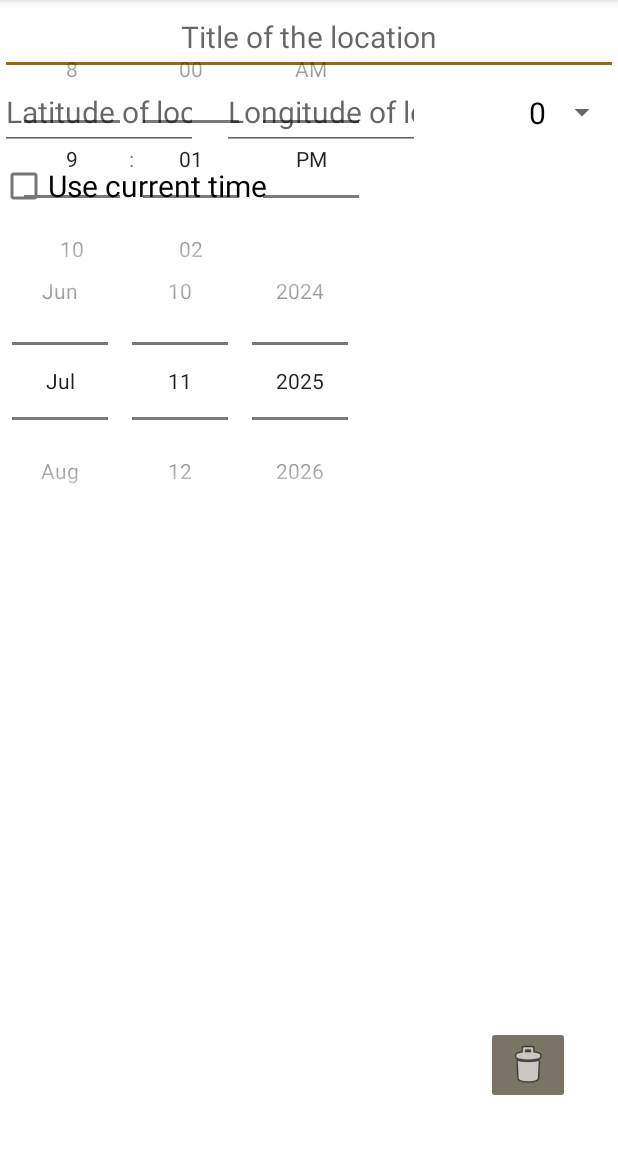
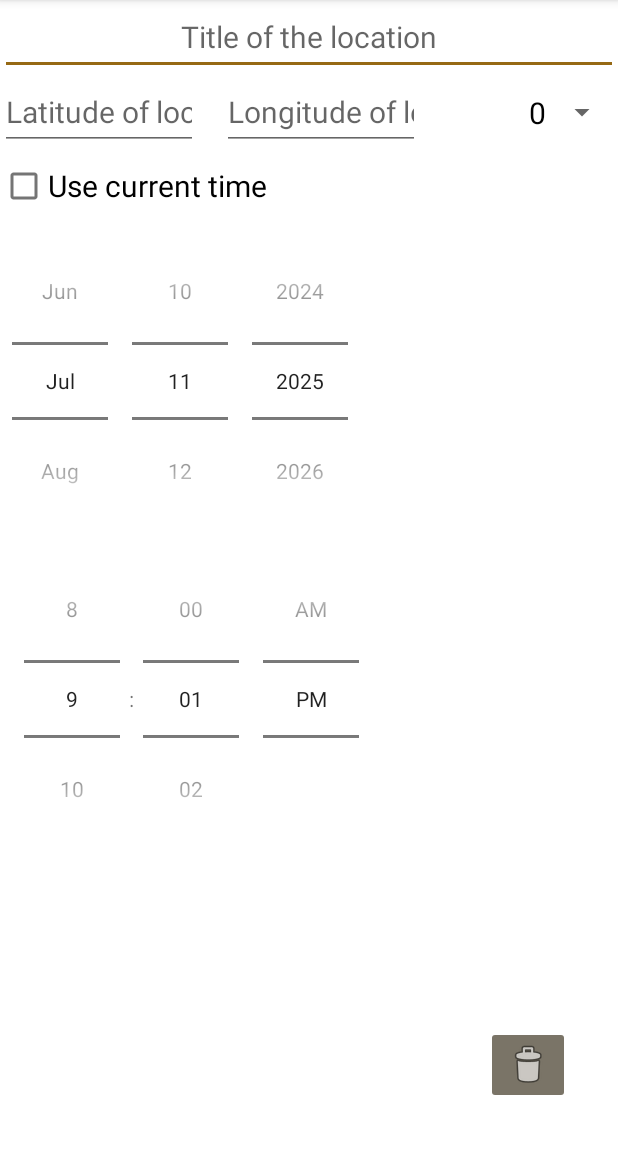
Before and after one commit to PhotoKevin/Natural-Light, an Android app: the fragment EditLocationFragment shown on its own in the app's theme, on a phone screen of 412 x 824 dp, the part 84-1236 px from its top. Run offline under Robolectric (Android 15) with nearby library versions, the phone set to English and light mode, and no system bars; libraries missing offline, so code that uses them is left out: org.osmdroid.util; 4 statements that could not run were skipped.

Commit message:
Android missed this reference until a full build

```diff
--- a/app/src/main/res/layout/edit_location_fragment.xml
+++ b/app/src/main/res/layout/edit_location_fragment.xml
@@ -88,7 +88,7 @@
         android:contentDescription="@string/date_time_selector"
         android:timePickerMode="spinner"
         app:layout_constraintStart_toStartOf="parent"
-        app:layout_constraintTop_toBottomOf="@+id/datePicker" />
+        app:layout_constraintTop_toBottomOf="@+id/datePicker1" />
 
     <CheckBox
         android:id="@+id/useCurrentTime"
```
